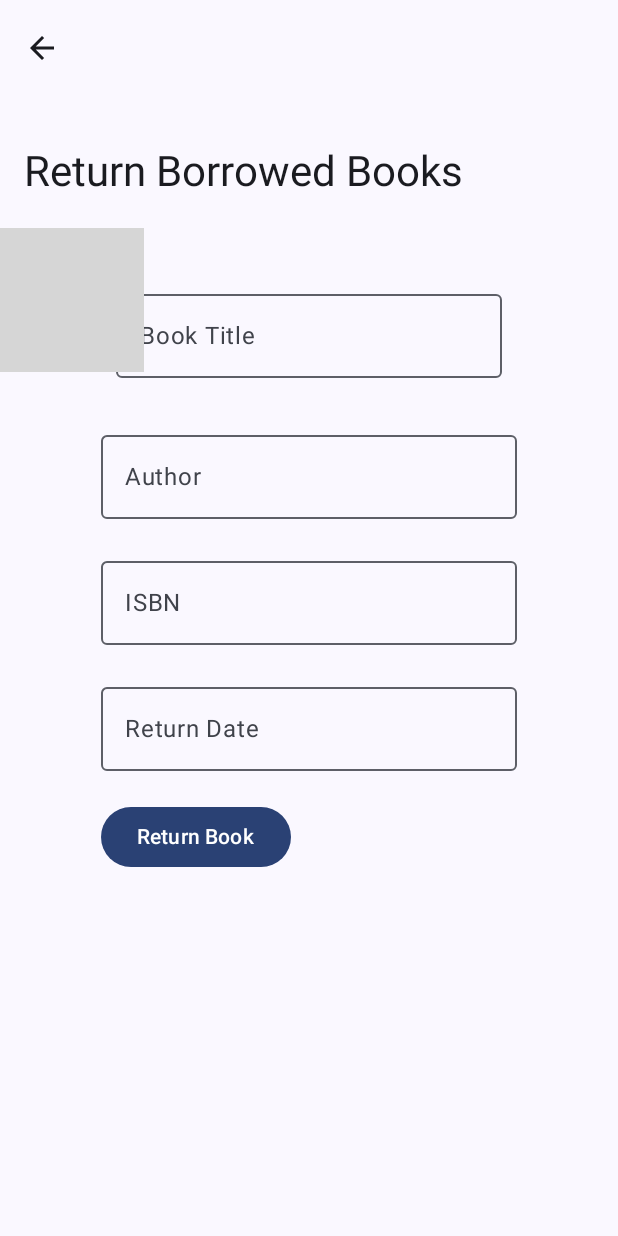
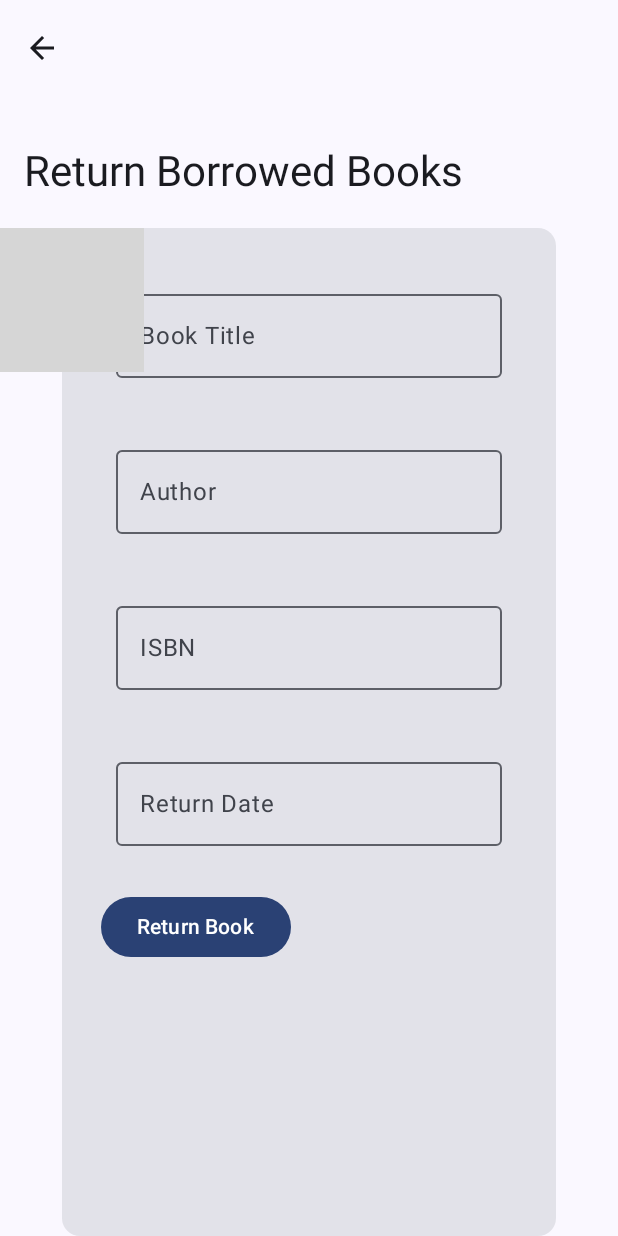
Before and after one commit to w-paul-g/Library-Management-App, an Android app built with Jetpack Compose: the ReturnBorrowedBook screen opened through its navigation route, on a phone screen of 412 x 824 dp. Run offline under Robolectric (Android 15) with nearby library versions, the phone set to English and light mode, and no system bars; our stand-ins replace Firebase (no records; nobody signed in at launch, a user with empty details on screens opened directly); grey boxes are pictures that could not be loaded.

Commit message:
initial commit

```diff
--- a/LibraryManagementSystem/app/src/main/java/com/me/librarymanagementsystem/data/AuthViewModel.kt
+++ b/LibraryManagementSystem/app/src/main/java/com/me/librarymanagementsystem/data/AuthViewModel.kt
@@ -29,7 +29,7 @@ class AuthViewModel(var navController: NavController, var context: Context) {
             mAuth.createUserWithEmailAndPassword(email, password).addOnCompleteListener {
                 progress.dismiss()
                 if (it.isSuccessful) {
-                    Toast.makeText(context,"Succeffully Registered!",Toast.LENGTH_LONG).show()
+                    Toast.makeText(context,"Successfully Registered!",Toast.LENGTH_LONG).show()
                     navController.navigate(ROUTE_HOME)}
 //
                 // Sign up success, navigate to next screen or do something else
@@ -56,9 +56,9 @@ class AuthViewModel(var navController: NavController, var context: Context) {
         mAuth.signInWithEmailAndPassword(email,password).addOnCompleteListener {
             progress.dismiss()
             if (it.isSuccessful){
-                Toast.makeText(context,"Succeffully Logged in",Toast.LENGTH_LONG).show()
+                Toast.makeText(context,"Successfully Logged in",Toast.LENGTH_LONG).show()
                 navController.navigate(ROUTE_HOME)
-//                navController.navigate(ROUTE_REGISTER)TO TAKE YOU TO A DIIFFERNT PAGE
+//                navController.navigate(ROUTE_REGISTER)TO TAKE YOU TO A DIFFERENT PAGE
             }else{
                 Toast.makeText(context,"${it.exception!!.message}",Toast.LENGTH_LONG).show()
                 navController.navigate(ROUTE_SIGNIN)
--- a/LibraryManagementSystem/app/src/main/java/com/me/librarymanagementsystem/data/BookViewModel.kt
+++ b/LibraryManagementSystem/app/src/main/java/com/me/librarymanagementsystem/data/BookViewModel.kt
@@ -18,14 +18,14 @@ import com.me.librarymanagementsystem.navigation.ROUTE_SIGNIN
 import com.me.librarymanagementsystem.navigation.ROUTE_VIEW_BOOK
 
 class BookViewModel(var navController: NavHostController, var context: Context) {
-    var authRepository: AuthViewModel
+//    var authRepository: AuthViewModel
     var progress: ProgressDialog
 
     init {
-        authRepository = AuthViewModel(navController, context)
-        if (!authRepository.isSignedIn()) {
-            navController.navigate(ROUTE_SIGNIN)
-        }
+//        authRepository = AuthViewModel(navController, context)
+//        if (!authRepository.isSignedIn()) {
+//            navController.navigate(ROUTE_SIGNIN)
+//        }
         progress = ProgressDialog(context)
         progress.setTitle("Loading")
         progress.setMessage("Please wait a moment...")
--- a/LibraryManagementSystem/app/src/main/java/com/me/librarymanagementsystem/ui/books/manageBorrowedBooks.kt
+++ b/LibraryManagementSystem/app/src/main/java/com/me/librarymanagementsystem/ui/books/manageBorrowedBooks.kt
@@ -35,6 +35,7 @@ import androidx.navigation.NavHostController
 import com.me.librarymanagementsystem.R
 import com.me.librarymanagementsystem.data.BookViewModel
 import com.me.librarymanagementsystem.models.Book
+import com.me.librarymanagementsystem.navigation.ROUTE_HOME
 import com.me.librarymanagementsystem.navigation.ROUTE_UPDATE_BOOK
 
 @OptIn(ExperimentalMaterial3Api::class)
@@ -69,7 +70,7 @@ fun ManageBorrowedBooks(
                 title = { Text(text = "Borrowed Books") },
                 navigationIcon = {
                     IconButton(onClick = {
-                        navController.navigateUp()
+                        navController.navigate(ROUTE_HOME)
                     }) {
                         Icon(
                             imageVector = Icons.Filled.ArrowBack,
--- a/LibraryManagementSystem/app/src/main/java/com/me/librarymanagementsystem/ui/books/returnBorrowedBook.kt
+++ b/LibraryManagementSystem/app/src/main/java/com/me/librarymanagementsystem/ui/books/returnBorrowedBook.kt
@@ -15,6 +15,7 @@ import androidx.compose.foundation.text.KeyboardOptions
 import androidx.compose.material.icons.Icons
 import androidx.compose.material.icons.filled.ArrowBack
 import androidx.compose.material3.Button
+import androidx.compose.material3.Card
 import androidx.compose.material3.ExperimentalMaterial3Api
 import androidx.compose.material3.Icon
 import androidx.compose.material3.IconButton
@@ -38,6 +39,7 @@ import androidx.compose.ui.unit.dp
 import androidx.navigation.NavHostController
 import com.me.librarymanagementsystem.R
 import com.me.librarymanagementsystem.data.BookViewModel
+import com.me.librarymanagementsystem.navigation.ROUTE_HOME
 
 @OptIn(ExperimentalMaterial3Api::class)
 @Composable
@@ -86,7 +88,7 @@ fun ReturnBorrowedBook(
             ){
                 Column(
                     modifier = Modifier
-                        .fillMaxWidth(0.8f),
+                        .fillMaxWidth(),
                     horizontalAlignment = Alignment.CenterHorizontally,
                     verticalArrangement = Arrangement.Center
                 ) {
@@ -104,7 +106,11 @@ fun ReturnBorrowedBook(
 
 @SuppressLint("RememberReturnType")
 @Composable
-fun ReturnBooksForm(onReturnBook: (String, String, String,String) -> Unit) {
+fun ReturnBooksForm(
+    onReturnBook: (String, String, String,String) -> Unit
+) {
+    val context = LocalContext.current
+    var navController = NavHostController(context)
     val bookTitleState = remember {
         mutableStateOf(
             TextFieldValue()
@@ -125,6 +131,10 @@ fun ReturnBooksForm(onReturnBook: (String, String, String,String) -> Unit) {
             TextFieldValue()
         )
     }
+    Card(
+        modifier = Modifier
+            .fillMaxWidth(0.8f)
+    ) {
         Column(
             modifier = Modifier
                 .fillMaxSize()
@@ -135,7 +145,7 @@ fun ReturnBooksForm(onReturnBook: (String, String, String,String) -> Unit) {
                 modifier = Modifier
                     .fillMaxWidth()
                     .padding(10.dp)
-        ){
+            ) {
                 OutlinedTextField(
                     value = bookTitleState.value,
                     onValueChange = { bookTitleState.value = it },
@@ -149,31 +159,35 @@ fun ReturnBooksForm(onReturnBook: (String, String, String,String) -> Unit) {
                 modifier = Modifier
                     .fillMaxWidth()
                     .padding(10.dp)
-        ){
+            ) {
                 OutlinedTextField(
                     value = authorState.value,
                     onValueChange = { authorState.value = it },
                     label = { Text("Author") },
-                modifier = Modifier.fillMaxWidth()
+                    modifier = Modifier
+                        .fillMaxWidth()
+                        .padding(10.dp)
                 )
             }
             Row(
                 modifier = Modifier
                     .fillMaxWidth()
                     .padding(10.dp)
-        ){
+            ) {
                 OutlinedTextField(
                     value = isbnState.value,
                     onValueChange = { authorState.value = it },
                     label = { Text("ISBN") },
-                modifier = Modifier.fillMaxWidth()
+                    modifier = Modifier
+                        .fillMaxWidth()
+                        .padding(10.dp)
                 )
             }
             Row(
                 modifier = Modifier
                     .fillMaxWidth()
                     .padding(10.dp)
-        ){
+            ) {
                 OutlinedTextField(
                     value = returnDateState.value,
                     onValueChange = { returnDateState.value = it },
@@ -181,22 +195,26 @@ fun ReturnBooksForm(onReturnBook: (String, String, String,String) -> Unit) {
                     keyboardOptions = KeyboardOptions.Default.copy(
                         imeAction = ImeAction.Done
                     ),
-                keyboardActions = KeyboardActions(onDone = {
+                    keyboardActions = KeyboardActions(
+                        onDone = {
                             onReturnBook(
                                 bookTitleState.value.text,
                                 authorState.value.text,
                                 isbnState.value.text,
                                 returnDateState.value.text
                             )
-                }),
-                modifier = Modifier.fillMaxWidth()
+                        }
+                    ),
+                    modifier = Modifier
+                        .fillMaxWidth()
+                        .padding(10.dp)
                 )
             }
             Row(
                 modifier = Modifier
                     .fillMaxWidth()
                     .padding(10.dp)
-        ){
+            ) {
                 Button(
                     onClick = {
                         onReturnBook(
@@ -205,6 +223,7 @@ fun ReturnBooksForm(onReturnBook: (String, String, String,String) -> Unit) {
                             isbnState.value.text,
                             returnDateState.value.text
                         )
+                        navController.navigate(ROUTE_HOME)
                     }
                 ) {
                     Text(text = "Return Book")
@@ -212,3 +231,4 @@ fun ReturnBooksForm(onReturnBook: (String, String, String,String) -> Unit) {
             }
         }
     }
+}
--- a/LibraryManagementSystem/app/src/main/java/com/me/librarymanagementsystem/ui/welcome/welcome.kt
+++ b/LibraryManagementSystem/app/src/main/java/com/me/librarymanagementsystem/ui/welcome/welcome.kt
@@ -20,6 +20,7 @@ import androidx.compose.ui.Modifier
 import androidx.compose.ui.draw.shadow
 import androidx.compose.ui.graphics.Color
 import androidx.compose.ui.layout.ContentScale
+import androidx.compose.ui.platform.LocalContext
 import androidx.compose.ui.res.painterResource
 import androidx.compose.ui.text.font.FontStyle
 import androidx.compose.ui.text.font.FontWeight
@@ -30,6 +31,8 @@ import androidx.compose.ui.unit.sp
 import androidx.navigation.NavController
 import androidx.navigation.compose.rememberNavController
 import com.me.librarymanagementsystem.R
+import com.me.librarymanagementsystem.data.AuthViewModel
+import com.me.librarymanagementsystem.navigation.ROUTE_HOME
 import com.me.librarymanagementsystem.navigation.ROUTE_SIGNIN
 
 @OptIn(ExperimentalMaterial3Api::class)
@@ -100,9 +103,16 @@ fun WelcomeScreen(
                             .padding(20.dp),
                         horizontalArrangement = Arrangement.Center,
                         verticalAlignment = Alignment.CenterVertically
-                    ) {
+                    ) {var context = LocalContext.current
+                        var account = AuthViewModel(navController, context)
                         Card(
-                            onClick = { navController.navigate(ROUTE_SIGNIN) },
+                            onClick = {
+                                if(account.isSignedIn()){
+                                    navController.navigate(ROUTE_HOME)
+                                }else {
+                                    navController.navigate(ROUTE_SIGNIN)
+                                }
+                            },
                             modifier = Modifier
                                 .padding(20.dp)
                         ) {
```
Also changed, not shown: LibraryManagementSystem/app/src/main/java/com/me/librarymanagementsystem/ui/books/addNewBook.kt (+12 -2 lines), LibraryManagementSystem/app/src/main/java/com/me/librarymanagementsystem/ui/books/borrowBook.kt (+7 -1 lines), LibraryManagementSystem/app/src/main/java/com/me/librarymanagementsystem/ui/books/manageBooks.kt (+9 -2 lines), LibraryManagementSystem/app/src/main/java/com/me/librarymanagementsystem/ui/books/updateBook.kt (+10 -1 lines), 1 other file. Lines whose indentation alone changed are shown as unchanged.
